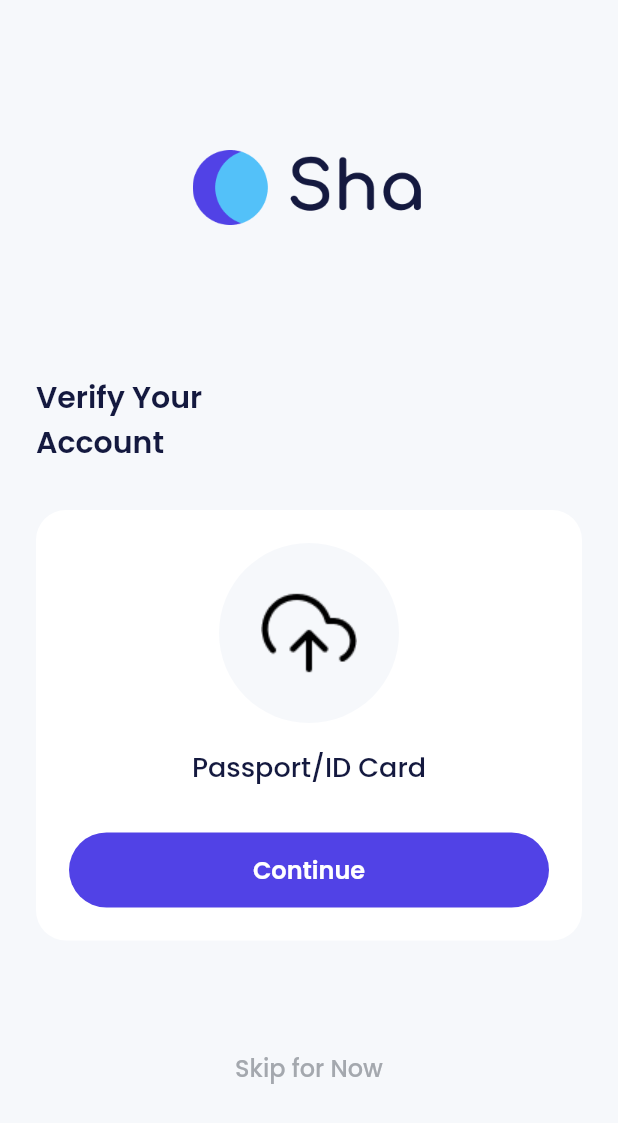
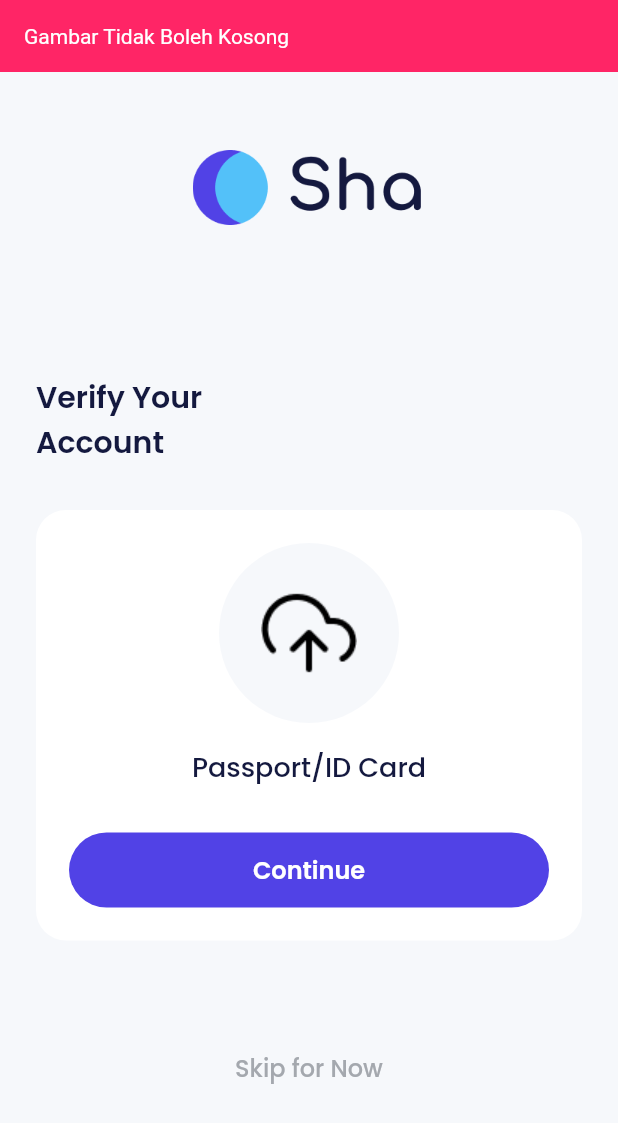
Before and after one commit to hafizsiregar/Bank-Sha, a Flutter app: the SignUpUploadKtpPage screen opened directly with empty values, after a tap on "Continue", on a phone screen of 412 x 824 dp. Shown: the top 1123 px of the screen. Run offline on Flutter 3.47's test engine with Material 2 defaults, Android fonts, the phone set to English and light mode, and no system bars; drawn by our look-alikes of another_flushbar; our stand-ins replace bloc, carousel_slider, equatable, flutter_bloc, google_fonts, image_picker.

Commit message:
implementation upload ktp & create user model

```diff
--- a/lib/blocs/auth/auth_bloc.dart
+++ b/lib/blocs/auth/auth_bloc.dart
@@ -1,5 +1,6 @@
 import 'dart:math';
 
+import 'package:bank_sha/models/sign_up_form_model.dart';
 import 'package:bank_sha/services/auth_service.dart';
 import 'package:bloc/bloc.dart';
 import 'package:equatable/equatable.dart';
--- a/lib/ui/pages/auth/sign_up_upload_ktp_page.dart
+++ b/lib/ui/pages/auth/sign_up_upload_ktp_page.dart
@@ -1,14 +1,32 @@
+import 'dart:io';
 import 'package:bank_sha/models/sign_up_form_model.dart';
 import 'package:flutter/material.dart';
+import 'package:image_picker/image_picker.dart';
+import '../../../shared/shared_methods.dart';
 import '../../../shared/theme.dart';
 import '../../widgets/buttons.dart';
 
-class SignUpUploadKtpPage extends StatelessWidget {
+class SignUpUploadKtpPage extends StatefulWidget {
   final SignUpFormModel data;
   const SignUpUploadKtpPage({
     required this.data,
     super.key
   });
+
+  @override
+  State<SignUpUploadKtpPage> createState() => _SignUpUploadKtpPageState();
+}
+
+class _SignUpUploadKtpPageState extends State<SignUpUploadKtpPage> {
+
+  XFile? selectedImage;
+
+  bool validete() {
+    if(selectedImage == null) {
+      return false;
+    }
+    return true;
+  }
 
   @override
   Widget build(BuildContext context) {
@@ -42,28 +60,35 @@ class SignUpUploadKtpPage extends StatelessWidget {
               child: Column(
                 // crossAxisAlignment: CrossAxisAlignment.start,
                 children: <Widget>[
-                  Container(
+                  GestureDetector(
+                    onTap: () async {
+                      final image = await selectImages();
+                      setState(() {
+                        selectedImage = image;
+                      });
+                    },
+                    child: Container(
                       height: 120,
                       width: 120,
                       decoration: BoxDecoration(
                         shape: BoxShape.circle,
                         color: lightBackgroundColor,
+                        image: selectedImage == null
+                        ? null
+                        : DecorationImage(
+                        fit: BoxFit.cover,
+                        image: FileImage(
+                          File(selectedImage!.path),
                         ),
-                    child: Center(
+                      ),
+                      ),
+                      child: selectedImage != null ?
+                      null
+                      : Center(
                         child: Image.asset('assets/ic_upload.png'),
                       ),
                     ),
-                  // Container(
-                  //   height: 120,
-                  //   width: 120,
-                  //   decoration: BoxDecoration(
-                  //     shape: BoxShape.circle,
-                  //     image: DecorationImage(
-                  //       fit: BoxFit.cover,
-                  //       image: AssetImage('assets/img_profile.png')
-                  //     )
-                  //   ),
-                  // ),
+                  ),
                   const SizedBox(
                     height: 16,
                   ),
@@ -77,7 +102,13 @@ class SignUpUploadKtpPage extends StatelessWidget {
                   ),
                   CustomFilleButton(
                     title: 'Continue',
-                    onPressed: () {},
+                    onPressed: () {
+                      if(validete()) {
+
+                      } else {
+                        showCustomSnackbar(context, 'Gambar Tidak Boleh Kosong');
+                      }
+                    },
                   ),
                 ],
               ),
```
Lines whose indentation alone changed are shown as unchanged.
